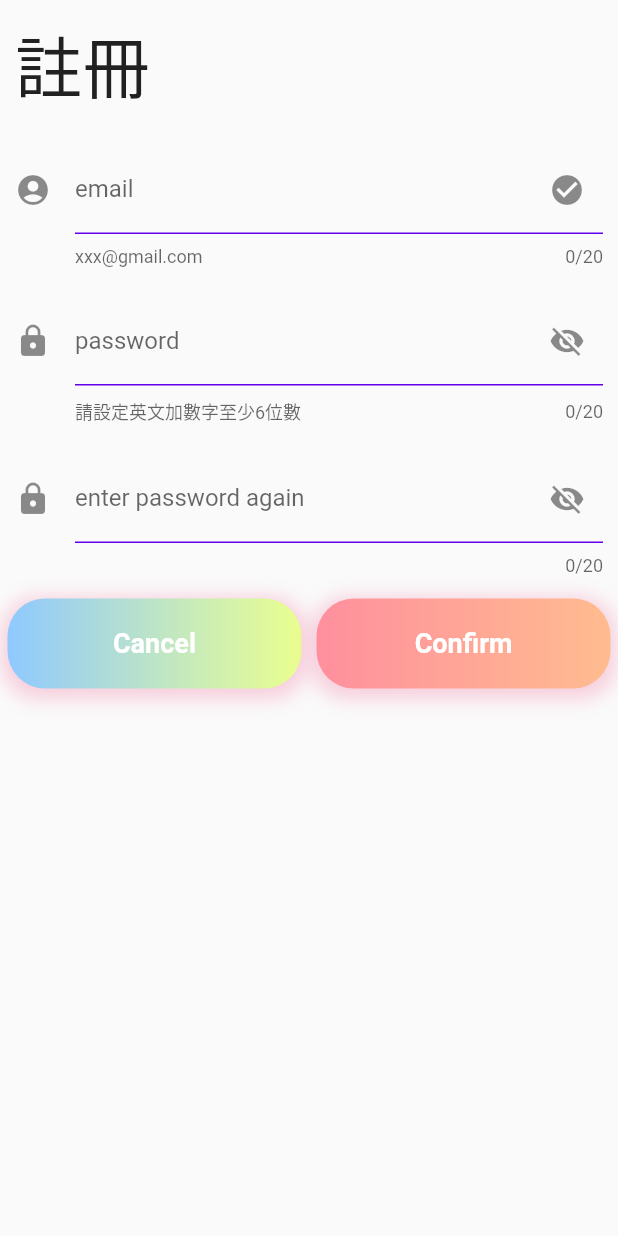
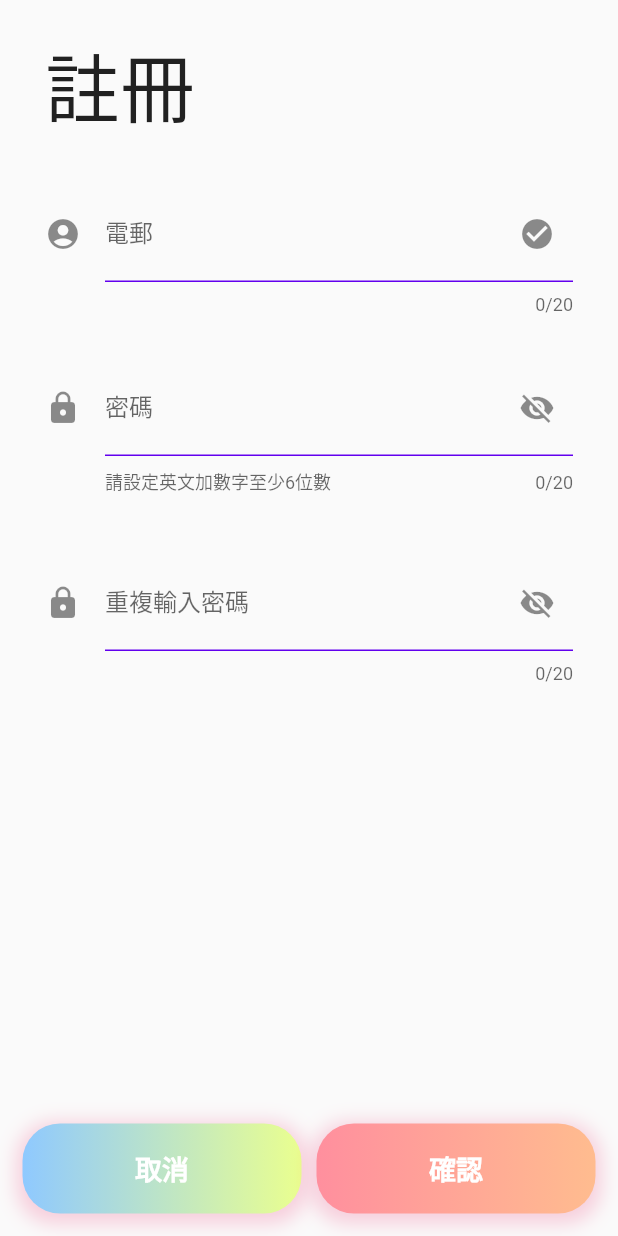
Before and after one commit to yu-hsiennn/Pet-App, a Flutter app: the RegisterPage screen opened directly, on a phone screen of 412 x 824 dp. Run offline on Flutter 3.47's test engine with Material 2 defaults, Android fonts, the phone set to English and light mode, and no system bars; our stand-ins replace speech_to_text; Roboto replaces fonts that are missing (Netflix).

Commit message:
unified layout of RegisterPage

```diff
--- a/lib/RegisterPage.dart
+++ b/lib/RegisterPage.dart
@@ -18,20 +18,20 @@ class _RegisterPage extends State<RegisterPage> {
         body: Column(
       crossAxisAlignment: CrossAxisAlignment.center,
       children: [
-        Column(
-          crossAxisAlignment: CrossAxisAlignment.start,
+        Expanded(
+            child: ListView(
           children: [
             Container(
-              margin: EdgeInsets.all(10),
+              margin: EdgeInsets.symmetric(vertical: 20, horizontal: 30),
               child: Text(
                 "註冊",
                 style: TextStyle(
-                  fontSize: 45,
+                  fontSize: 50,
                 ),
               ),
             ),
             Container(
-              margin: EdgeInsets.all(10),
+              margin: EdgeInsets.symmetric(vertical: 10, horizontal: 30),
               child: TextFormField(
                 cursorColor: Theme.of(context).primaryColor,
                 initialValue: '',
@@ -42,9 +42,8 @@ class _RegisterPage extends State<RegisterPage> {
                     borderSide: BorderSide(color: Color(0xFF6200EE)),
                   ),
                   border: OutlineInputBorder(),
-                  hintText: "email",
-                  labelText: 'email',
-                  helperText: 'xxx@gmail.com',
+                  hintText: "電郵",
+                  labelText: '電郵',
                   suffixIcon: Icon(
                     Icons.check_circle,
                   ),
@@ -52,7 +51,7 @@ class _RegisterPage extends State<RegisterPage> {
               ),
             ),
             Container(
-              margin: EdgeInsets.all(10),
+              margin: EdgeInsets.symmetric(vertical: 20, horizontal: 30),
               child: TextFormField(
                 cursorColor: Theme.of(context).hintColor,
                 initialValue: '',
@@ -64,8 +63,8 @@ class _RegisterPage extends State<RegisterPage> {
                     borderSide: BorderSide(color: Color(0xFF6200EE)),
                   ),
                   border: OutlineInputBorder(),
-                  hintText: "password",
-                  labelText: 'password',
+                  hintText: "密碼",
+                  labelText: '密碼',
                   helperText: '請設定英文加數字至少6位數',
                   // errorText: 'Error message',
                   // suffixIcon: Icon(
@@ -85,7 +84,7 @@ class _RegisterPage extends State<RegisterPage> {
               ),
             ),
             Container(
-              margin: EdgeInsets.all(10),
+              margin: EdgeInsets.symmetric(vertical: 20, horizontal: 30),
               child: TextFormField(
                 cursorColor: Theme.of(context).hintColor,
                 initialValue: '',
@@ -97,8 +96,8 @@ class _RegisterPage extends State<RegisterPage> {
                     borderSide: BorderSide(color: Color(0xFF6200EE)),
                   ),
                   border: OutlineInputBorder(),
-                  hintText: "enter password again",
-                  labelText: 'enter password again',
+                  hintText: "重複輸入密碼",
+                  labelText: '重複輸入密碼',
                   // helperText: '請設定英文加數字至少6位數',
                   // errorText: 'Error message',
                   // suffixIcon: Icon(
@@ -117,13 +116,17 @@ class _RegisterPage extends State<RegisterPage> {
                 ),
               ),
             ),
-            Row(
+          ],
+        )),
+        Container(
+          margin: EdgeInsets.all(10),
+          child: Row(
             crossAxisAlignment: CrossAxisAlignment.center,
             children: [
               Expanded(
                 flex: 1,
                 child: CustomButton(
-                    label: 'Cancel',
+                  label: '取消',
                   onPressed: () {
                     Navigator.pop(context);
                   },
@@ -141,7 +144,7 @@ class _RegisterPage extends State<RegisterPage> {
               Expanded(
                 flex: 1,
                 child: CustomButton(
-                    label: 'Confirm',
+                  label: '確認',
                   onPressed: () {
                     Navigator.push(
                         context,
@@ -154,7 +157,6 @@ class _RegisterPage extends State<RegisterPage> {
               ),
             ],
           ),
-          ],
         ),
       ],
     ));
```
Also changed, not shown: lib/Profile.dart (+13 -10 lines), lib/main.dart (+8 -11 lines). Lines whose indentation alone changed are shown as unchanged.
